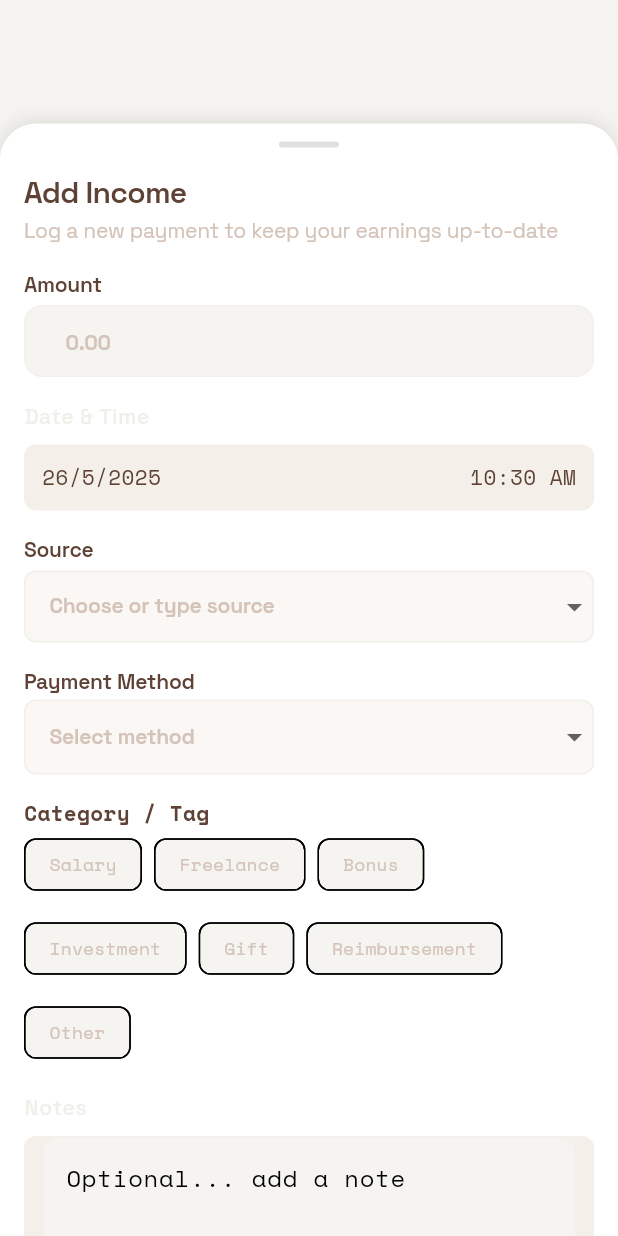
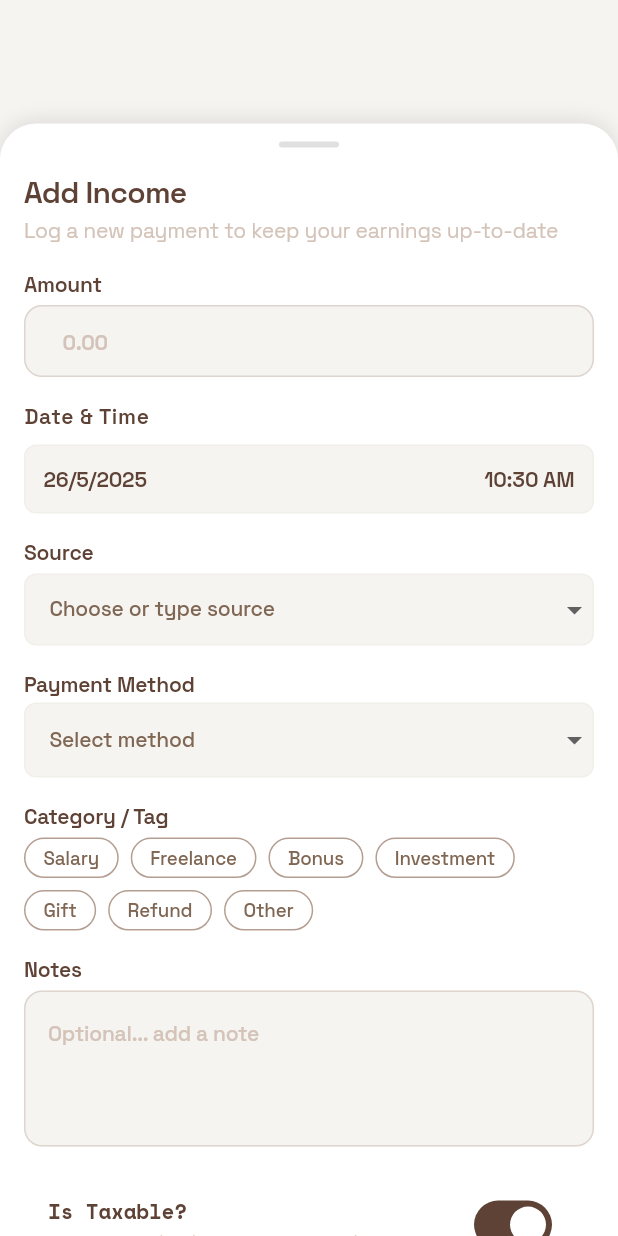
Before and after one commit to Dannny-Babs/tally, a Flutter app: the AddIncomeModal widget shown alone on an empty page, opened directly, on a phone screen of 412 x 824 dp. Run offline on Flutter 3.47's test engine with Material 3 defaults, Android fonts, the phone set to English and light mode, and no system bars; drawn by our look-alikes of dropdown_button2; our stand-ins replace equatable, fl_chart, flutter_bloc, flutter_screenutil, google_fonts, heroicons.

Commit message:
refactor: update color usage and styling in theme and components
- Replace instances of AppColors.primary200 with new semantic colors for borders and backgrounds in AppTheme and MultiSelector.
- Adjust padding and spacing values in MultiSelector for consistency.
- Integrate Google Fonts in MultiSelector for improved typography.
- Enhance AddIncomeModal with updated styles and color usage for better visual clarity and user experience.

```diff
--- a/lib/core/theme/app_theme.dart
+++ b/lib/core/theme/app_theme.dart
@@ -27,7 +27,7 @@ class AppTheme {
         shape: RoundedRectangleBorder(
           borderRadius: BorderRadius.circular(16),
           side: BorderSide(
-            color: AppColors.primary200.withAlpha( (0.2 * 255).round() ),
+            color: AppColors.borderLight,
             width: 1,
           ),
         ),
@@ -38,19 +38,19 @@ class AppTheme {
         border: OutlineInputBorder(
           borderRadius: BorderRadius.circular(12),
           borderSide: BorderSide(
-            color: AppColors.primary200.withAlpha( (0.2 * 255).round() ),
+            color: AppColors.borderLight,
           ),
         ),
         enabledBorder: OutlineInputBorder(
           borderRadius: BorderRadius.circular(12),
           borderSide: BorderSide(
-            color: AppColors.primary200.withAlpha( (0.2 * 255).round() ),
+            color: AppColors.neutral500,
           ),
         ),
         focusedBorder: OutlineInputBorder(
           borderRadius: BorderRadius.circular(12),
           borderSide: BorderSide(
-            color: AppColors.primary200.withAlpha( (0.2 * 255).round() ),
+            color: AppColors.neutral500,
           ),
         ),
       ),
--- a/lib/core/widgets/multi_selector.dart
+++ b/lib/core/widgets/multi_selector.dart
@@ -1,5 +1,6 @@
 import 'package:flutter/material.dart';
 import 'package:flutter_screenutil/flutter_screenutil.dart';
+import 'package:google_fonts/google_fonts.dart';
 import '../theme/app_colors.dart';
 
 class MultiSelector extends StatelessWidget {
@@ -17,8 +18,8 @@ class MultiSelector extends StatelessWidget {
   @override
   Widget build(BuildContext context) {
     return Wrap(
-      spacing: 8.sp,
-      runSpacing: 8.sp,
+      spacing: 8,
+      runSpacing: 8,
       children: items.map((item) {
         final isSelected = selectedItems.contains(item);
         return InkWell(
@@ -32,19 +33,22 @@ class MultiSelector extends StatelessWidget {
             onChanged(updatedSelection);
           },
           child: Container(
-            padding: EdgeInsets.symmetric(horizontal: 12.sp, vertical: 4.sp),
+            padding: EdgeInsets.symmetric(horizontal: 12, vertical: 4),
             decoration: BoxDecoration(
               color: isSelected ? AppColors.primary500 : AppColors.surfaceLight,
               borderRadius: BorderRadius.circular(20),
               border: Border.all(
-                color: isSelected ? AppColors.primary700 : AppColors.borderLight,
+                color: isSelected ? AppColors.primary700 : AppColors.neutral700,
               ),
             ),
             child: Text(
               item,
               style: Theme.of(context).textTheme.bodySmall?.copyWith(
-                    color: isSelected ? AppColors.textPrimaryLight : AppColors.textSecondaryLight,
-                    fontSize: 12.5.sp,
+                    color: isSelected ? AppColors.textPrimaryLight : AppColors.neutral800,
+                    fontSize: 12.5,
+                    fontWeight: isSelected ? FontWeight.w600 : FontWeight.w500,
+                    letterSpacing: -0.1,
+                    fontFamily: GoogleFonts.spaceGrotesk().fontFamily,
                   ),
             ),
           ),
--- a/lib/features/transactions/views/add_income_screen.dart
+++ b/lib/features/transactions/views/add_income_screen.dart
@@ -4,6 +4,7 @@ import 'package:flutter_bloc/flutter_bloc.dart';
 import 'package:google_fonts/google_fonts.dart';
 import 'package:dropdown_button2/dropdown_button2.dart';
 import 'package:heroicons/heroicons.dart';
+import 'package:tally/core/widgets/multi_selector.dart';
 import '../../../core/theme/app_colors.dart';
 import '../../../core/theme/app_text_styles.dart';
 import '../bloc/transaction_bloc.dart';
@@ -44,7 +45,16 @@ class _AddIncomeModalState extends State<AddIncomeModal> {
     'Monthly',
     'Yearly',
   ];
-  final List<String> _selectedCategories = [];
+  List<String> _selectedCategories = [];
+  final List<String> _categories = [
+    'Salary',
+    'Freelance',
+    'Bonus',
+    'Investment',
+    'Gift',
+    'Refund',
+    'Other',
+  ];
 
   @override
   void dispose() {
@@ -214,7 +224,7 @@ class _AddIncomeModalState extends State<AddIncomeModal> {
                             ),
                             border: InputBorder.none,
                             contentPadding: const EdgeInsets.symmetric(
-                              horizontal: 12,
+                              horizontal: 10,
                             ),
                             prefixText: '\$ ',
                           ),
@@ -238,11 +248,25 @@ class _AddIncomeModalState extends State<AddIncomeModal> {
                               children: [
                                 Text(
                                   '${_selectedDate.day}/${_selectedDate.month}/${_selectedDate.year}',
-                                  style: AppTextStyles.bodyMedium,
+                                  style: AppTextStyles.bodyMedium.copyWith(
+                                    color: AppColors.textPrimaryLight,
+                                    fontWeight: FontWeight.w600,
+                                    fontSize: 14,
+                                    letterSpacing: -0.15,
+                                    fontFamily:
+                                        GoogleFonts.spaceGrotesk().fontFamily,
+                                  ),
                                 ),
                                 Text(
                                   _selectedTime.format(context),
-                                  style: AppTextStyles.bodyMedium,
+                                  style: AppTextStyles.bodyMedium.copyWith(
+                                    color: AppColors.textPrimaryLight,
+                                    fontWeight: FontWeight.w600,
+                                    fontSize: 14,
+                                    letterSpacing: -0.15,
+                                    fontFamily:
+                                        GoogleFonts.spaceGrotesk().fontFamily,
+                                  ),
                                 ),
                               ],
                             ),
@@ -264,7 +288,7 @@ class _AddIncomeModalState extends State<AddIncomeModal> {
                       Container(
                         height: 48,
                         decoration: BoxDecoration(
-                          color: AppColors.primary200.withAlpha( (0.3 * 255).round() ),
+                          color: AppColors.backgroundLight,
                           borderRadius: BorderRadius.circular(8),
                           border: Border.all(color: AppColors.borderLight),
                         ),
@@ -275,7 +299,7 @@ class _AddIncomeModalState extends State<AddIncomeModal> {
                                 color: AppColors.backgroundLight,
                                 borderRadius: BorderRadius.circular(8),
                                 border: Border.all(
-                                  color: AppColors.neutral200,
+                                  color: AppColors.borderLight,
                                 ),
                               ),
                             ),
@@ -283,8 +307,8 @@ class _AddIncomeModalState extends State<AddIncomeModal> {
                             hint: Text(
                               'Choose or type source',
                               style: AppTextStyles.bodyMedium.copyWith(
-                                color: AppColors.textSecondaryLight,
-                                fontWeight: FontWeight.w600,
+                                color: AppColors.neutral800,
+                                fontWeight: FontWeight.w500,
                                 fontSize: 14,
                                 letterSpacing: -0.15,
                                 fontFamily:
@@ -335,7 +359,7 @@ class _AddIncomeModalState extends State<AddIncomeModal> {
                       const SizedBox(height: 2),
                       Container(
                         decoration: BoxDecoration(
-                          color: AppColors.primary200.withAlpha( (0.3 * 255).round() ),
+                          color: AppColors.backgroundLight,
                           borderRadius: BorderRadius.circular(8),
                           border: Border.all(color: AppColors.borderLight),
                         ),
@@ -346,7 +370,7 @@ class _AddIncomeModalState extends State<AddIncomeModal> {
                                 color: AppColors.backgroundLight,
                                 borderRadius: BorderRadius.circular(8),
                                 border: Border.all(
-                                  color: AppColors.neutral200,
+                                  color: AppColors.borderLight,
                                 ),
                               ),
                             ),
@@ -354,8 +378,8 @@ class _AddIncomeModalState extends State<AddIncomeModal> {
                             hint: Text(
                               'Select method',
                               style: AppTextStyles.bodyMedium.copyWith(
-                                color: AppColors.textSecondaryLight,
-                                fontWeight: FontWeight.w600,
+                                color: AppColors.neutral800,
+                                fontWeight: FontWeight.w500,
                                 fontSize: 14,
                                 letterSpacing: -0.15,
                                 fontFamily:
@@ -398,38 +422,67 @@ class _AddIncomeModalState extends State<AddIncomeModal> {
                         style: AppTextStyles.bodyMedium.copyWith(
                           color: AppColors.textPrimaryLight,
                           fontWeight: FontWeight.w600,
+                          fontSize: 14,
+                          letterSpacing: -0.15,
+                          fontFamily: GoogleFonts.spaceGrotesk().fontFamily,
                         ),
                       ),
-                      Wrap(
-                        spacing: 8,
-                        runSpacing: 8,
-                        children: [
-                          _buildCategoryChip('Salary'),
-                          _buildCategoryChip('Freelance'),
-                          _buildCategoryChip('Bonus'),
-                          _buildCategoryChip('Investment'),
-                          _buildCategoryChip('Gift'),
-                          _buildCategoryChip('Reimbursement'),
-                          _buildCategoryChip('Other'),
-                        ],
+                      const SizedBox(height: 4),
+                      MultiSelector(
+                        items: _categories,
+                        selectedItems: _selectedCategories,
+                        onChanged: (List<String> selectedItems) {
+                          setState(() {
+                            _selectedCategories = selectedItems;
+                          });
+                        },
                       ),
                       const SizedBox(height: 16),
-                      LabeledInput(
-                        label: 'Notes',
-                        child: TextField(
+                      Text(
+                        'Notes',
+                        style: AppTextStyles.bodyMedium.copyWith(
+                          color: AppColors.textPrimaryLight,
+                          fontWeight: FontWeight.w600,
+                          fontSize: 14,
+                          letterSpacing: -0.15,
+                          fontFamily: GoogleFonts.spaceGrotesk().fontFamily,
+                        ),
+                      ),
+                      const SizedBox(height: 4),
+                      TextField(
                         controller: _notesController,
                         maxLines: 3,
-                          decoration: const InputDecoration(
+                        decoration: InputDecoration(
                           hintText: 'Optional... add a note',
+                          hintStyle: AppTextStyles.bodyMedium.copyWith(
+                            color: AppColors.textSecondaryLight,
+                            fontWeight: FontWeight.w500,
+                            fontSize: 14,
+                            letterSpacing: -0.15,
+                            fontFamily: GoogleFonts.spaceGrotesk().fontFamily,
+                          ),
                           border: InputBorder.none,
-                          ),
                         ),
                       ),
                       const SizedBox(height: 16),
                       SwitchListTile(
-                        title: const Text('Is Taxable?'),
-                        subtitle: const Text(
+                        title: Text(
+                          'Is Taxable?',
+                          style: AppTextStyles.bodyMedium.copyWith(
+                            color: AppColors.textPrimaryLight,
+                            fontWeight: FontWeight.w600,
+                            fontSize: 14,
+                            letterSpacing: -0.15,
+                          ),
+                        ),
+                        subtitle: Text(
                           'Include this in tax calculations',
+                          style: AppTextStyles.bodyMedium.copyWith(
+                            color: AppColors.neutral700,
+                            fontWeight: FontWeight.w500,
+                            fontSize: 12,
+                            letterSpacing: -0.15,
+                          ),
                         ),
                         value: _isTaxable,
                         onChanged: (bool value) {
@@ -439,8 +492,24 @@ class _AddIncomeModalState extends State<AddIncomeModal> {
                         },
                       ),
                       SwitchListTile(
-                        title: const Text('Recurring?'),
-                        subtitle: const Text('Set up repeat frequency'),
+                        title: Text(
+                          'Recurring?',
+                          style: AppTextStyles.bodyMedium.copyWith(
+                            color: AppColors.textPrimaryLight,
+                            fontWeight: FontWeight.w600,
+                            fontSize: 14,
+                            letterSpacing: -0.15,
+                          ),
+                        ),
+                        subtitle: Text(
+                          'Set up repeat frequency',
+                          style: AppTextStyles.bodyMedium.copyWith(
+                            color: AppColors.neutral700,
+                            fontWeight: FontWeight.w500,
+                            fontSize: 12,
+                            letterSpacing: -0.15,
+                          ),
+                        ),
                         value: _isRecurring,
                         onChanged: (bool value) {
                           setState(() {
@@ -451,19 +520,58 @@ class _AddIncomeModalState extends State<AddIncomeModal> {
                       ),
                       if (_isRecurring) ...[
                         const SizedBox(height: 8),
-                        LabeledInput(
-                          label: 'Recurrence Frequency',
-                          child: DropdownButtonFormField<String>(
+                        Text(
+                          'Recurrence Frequency',
+                          style: AppTextStyles.bodyMedium.copyWith(
+                            color: AppColors.textPrimaryLight,
+                            fontWeight: FontWeight.w600,
+                            fontSize: 14,
+                            letterSpacing: -0.15,
+                          ),
+                        ),
+                        const SizedBox(height: 4),
+                        Container(
+                          decoration: BoxDecoration(
+                            color: AppColors.backgroundLight,
+                            borderRadius: BorderRadius.circular(8),
+                            border: Border.all(color: AppColors.borderLight),
+                          ),
+                          child: DropdownButtonHideUnderline(
+                            child: DropdownButton2<String>(
+                              dropdownStyleData: DropdownStyleData(
+                                decoration: BoxDecoration(
+                                  color: AppColors.backgroundLight,
+                                  borderRadius: BorderRadius.circular(8),
+                                  border: Border.all(
+                                    color: AppColors.borderLight,
+                                  ),
+                                ),
+                              ),
+                              isExpanded: true,
+                              hint: Text(
+                                'Select frequency',
+                                style: AppTextStyles.bodyMedium.copyWith(
+                                  color: AppColors.textSecondaryLight,
+                                  fontWeight: FontWeight.w500,
+                                  fontSize: 14,
+                                  letterSpacing: -0.15,
+                                ),
+                              ),
                               value: _recurrenceFrequency,
-                            decoration: const InputDecoration(
-                              border: InputBorder.none,
-                              hintText: 'Select frequency',
-                            ),
                               items:
                                   _recurrenceOptions.map((String option) {
                                     return DropdownMenuItem<String>(
                                       value: option,
-                                    child: Text(option),
+                                      child: Text(
+                                        option,
+                                        style: AppTextStyles.bodyMedium
+                                            .copyWith(
+                                              color: AppColors.neutral900,
+                                              fontWeight: FontWeight.w500,
+                                              fontSize: 14,
+                                              letterSpacing: -0.15,
+                                            ),
+                                      ),
                                     );
                                   }).toList(),
                               onChanged: (String? newValue) {
@@ -471,14 +579,11 @@ class _AddIncomeModalState extends State<AddIncomeModal> {
                                   _recurrenceFrequency = newValue;
                                 });
                               },
-                            validator:
-                                (value) =>
-                                    _isRecurring && value == null
-                                        ? 'Configure recurrence details'
-                                        : null,
+                            ),
                           ),
                         ),
                       ],
+
                       const SizedBox(height: 24),
                       SizedBox(
                         width: double.infinity,
@@ -567,7 +672,7 @@ class _AddIncomeModalState extends State<AddIncomeModal> {
         });
       },
       backgroundColor: Colors.transparent,
-      selectedColor: AppColors.primary200.withAlpha( (0.3 * 255).round() ),
+      selectedColor: AppColors.primary200.withAlpha((0.3 * 255).round()),
       checkmarkColor: AppColors.neutral900,
       labelStyle: AppTextStyles.bodySmall.copyWith(
         color: isSelected ? AppColors.neutral900 : AppColors.textSecondaryLight,
--- a/lib/features/transactions/widgets/labeled_input.dart
+++ b/lib/features/transactions/widgets/labeled_input.dart
@@ -29,8 +29,8 @@ class LabeledInput extends StatelessWidget {
             Text(
               label,
               style: Theme.of(context).textTheme.bodyMedium?.copyWith(
-                    color: AppColors.neutral200,
-                    fontWeight: FontWeight.w500,
+                    color: AppColors.textPrimaryLight,
+                    fontWeight: FontWeight.w600,
                     fontSize: 14,
                     height: 1.5,
                     letterSpacing: 0.5,
@@ -55,8 +55,12 @@ class LabeledInput extends StatelessWidget {
           decoration: BoxDecoration(
             color: errorText != null
                 ? AppColors.error.withAlpha(127)
-                : AppColors.primary200.withAlpha(150),
+                : AppColors.backgroundLight,
             borderRadius: BorderRadius.circular(8),
+            border: Border.all(
+              color: AppColors.borderLight,
+              width: 1,
+            ),
           ),
           padding: const EdgeInsets.symmetric(horizontal: 12),
           child: child,
```
Lines whose indentation alone changed are shown as unchanged.
